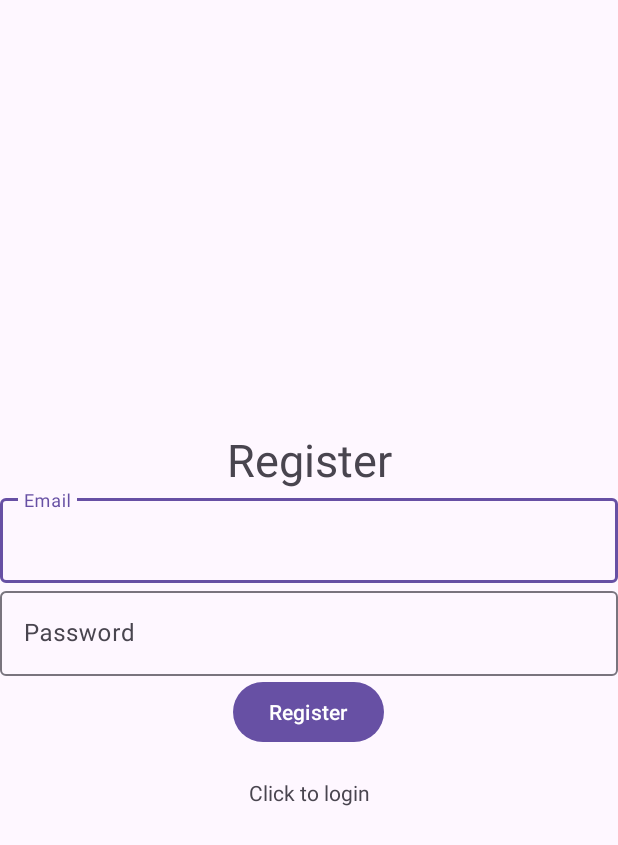
After one commit to lucadumitrascu/quiz-app, an Android app: the layout activity_register.xml on its own in the app's theme, with its tools: preview values and no code run, on a phone screen of 412 x 824 dp. The commit adds this screen. Shown: the top 845 px of the screen. Run offline under Robolectric (Android 15) with nearby library versions, the phone set to English and light mode, and no system bars.

Commit message:
Added login, register and logout functionalities

```diff
--- /dev/null
+++ b/app/src/main/res/layout/activity_register.xml
@@ -0,0 +1,62 @@
+<?xml version="1.0" encoding="utf-8"?>
+<LinearLayout xmlns:android="http://schemas.android.com/apk/res/android"
+    xmlns:app="http://schemas.android.com/apk/res-auto"
+    xmlns:tools="http://schemas.android.com/tools"
+    android:layout_width="match_parent"
+    android:layout_height="match_parent"
+    android:gravity="center"
+    android:orientation="vertical"
+    tools:context=".Register">
+
+    <TextView
+        android:layout_width="match_parent"
+        android:layout_height="wrap_content"
+        android:gravity="center"
+        android:text="@string/register"
+        android:textSize="30sp" />
+
+    <com.google.android.material.textfield.TextInputLayout
+        android:layout_width="match_parent"
+        android:layout_height="wrap_content">
+
+        <com.google.android.material.textfield.TextInputEditText
+            android:id="@+id/email_register"
+            android:layout_width="match_parent"
+            android:layout_height="wrap_content"
+            android:hint="@string/email" />
+
+    </com.google.android.material.textfield.TextInputLayout>
+
+
+    <com.google.android.material.textfield.TextInputLayout
+        android:layout_width="match_parent"
+        android:layout_height="wrap_content">
+
+        <com.google.android.material.textfield.TextInputEditText
+            android:id="@+id/password_register"
+            android:layout_width="match_parent"
+            android:layout_height="wrap_content"
+            android:hint="@string/password" />
+
+    </com.google.android.material.textfield.TextInputLayout>
+
+    <Button
+        android:id="@+id/register_button"
+        android:layout_width="wrap_content"
+        android:layout_height="wrap_content"
+        android:text="@string/register" />
+
+    <ProgressBar
+        android:id="@+id/progressBar"
+        android:layout_width="wrap_content"
+        android:layout_height="wrap_content"
+        android:visibility="gone" />
+
+    <TextView
+        android:id="@+id/loginInRegister"
+        android:layout_width="match_parent"
+        android:layout_height="wrap_content"
+        android:layout_marginTop="20sp"
+        android:gravity="center"
+        android:text="@string/click_to_login" />
+</LinearLayout>
--- a/app/src/main/res/values/strings.xml
+++ b/app/src/main/res/values/strings.xml
@@ -1,3 +1,10 @@
 <resources>
-    <string name="app_name">quiz-app</string>
+    <string name="app_name">QuizApp</string>
+    <string name="login">Login</string>
+    <string name="email">Email</string>
+    <string name="password">Password</string>
+    <string name="register">Register</string>
+    <string name="click_to_login">Click to login</string>
+    <string name="click_to_register">Click to register</string>
+    <string name="logout_text">Logout</string>
 </resources>
```
Also changed, not shown: app/src/main/java/com/project/quiz_app/Login.java (added, +101 -0 lines), app/src/main/java/com/project/quiz_app/MainActivity.java (+31 -0 lines), app/src/main/java/com/project/quiz_app/Register.java (added, +104 -0 lines), app/src/main/res/layout/activity_login.xml (added, +63 -0 lines), app/src/main/res/layout/activity_main.xml (+9 -2 lines), 3 other files.
